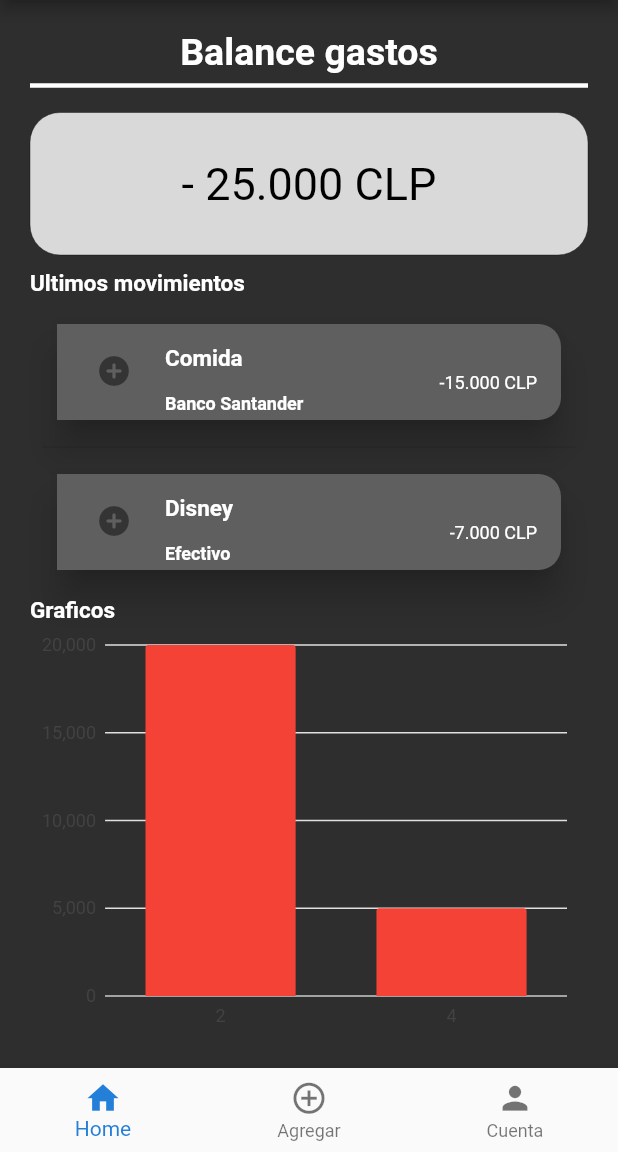
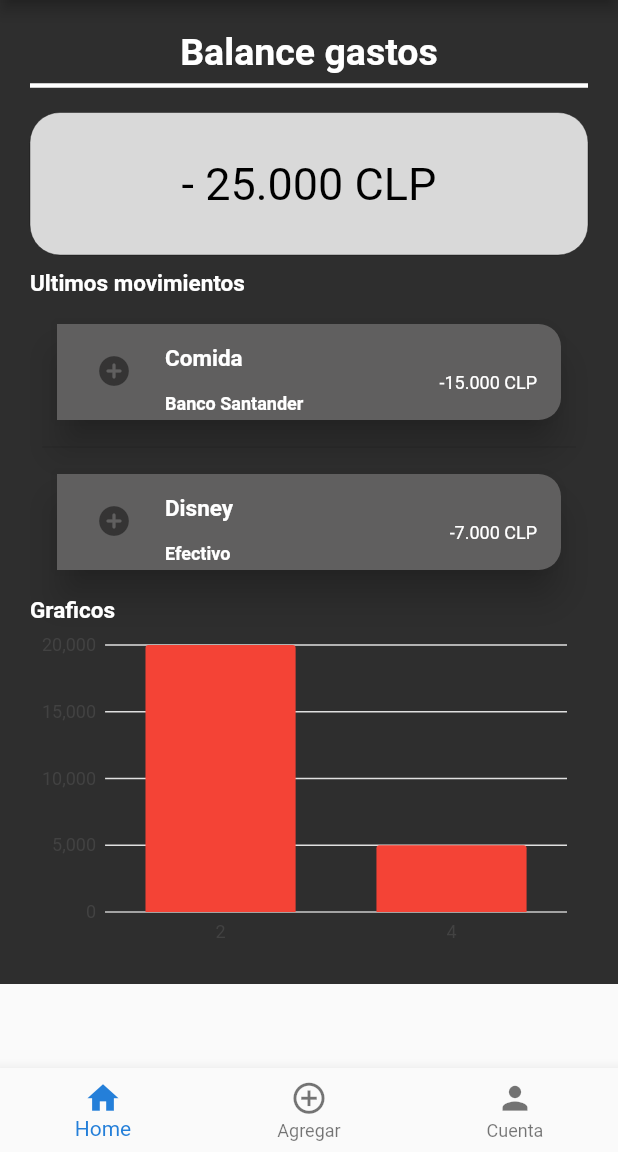
Before and after one commit to Daaira0811/EspecializacionII, a Flutter app: the MyWidget screen opened directly, on a phone screen of 412 x 824 dp, the part 84-1236 px from its top. Run offline on Flutter 3.47's test engine with Material 2 defaults, Android fonts, the light colour scheme and no system bars; our stand-ins replace charts_flutter, flutter_colorpicker; missing offline and left inert: flutter_cupertino_datetime_picker.

Commit message:
Se agregan cambios a balanceIngreso y balanceGastos

```diff
--- a/lib/balanceGastos.dart
+++ b/lib/balanceGastos.dart
@@ -43,7 +43,9 @@ class _MyWidgetState extends State<MyWidget> {
 }
 
 Widget cuerpo(context) {
-  return Container(
+  return ListView(
+    children:
+      [Container(
         color: const Color.fromARGB(255, 46, 46, 46),
         child: Center(
           child: Padding(
@@ -54,11 +56,13 @@ Widget cuerpo(context) {
                 balanceGastos(context),
                 ultimosMovimientos(context),
                 graficosTexto(context),
-            Expanded(flex: 1, child: grafico(context))
+                Container(height: 220, width: 700, child: grafico(context))
               ],
             ),
           ),
         ),
+      ),
+    ],
   );
 }
 
```
Also changed, not shown: lib/balanceIngresos.dart (+6 -2 lines). Lines whose indentation alone changed are shown as unchanged.
